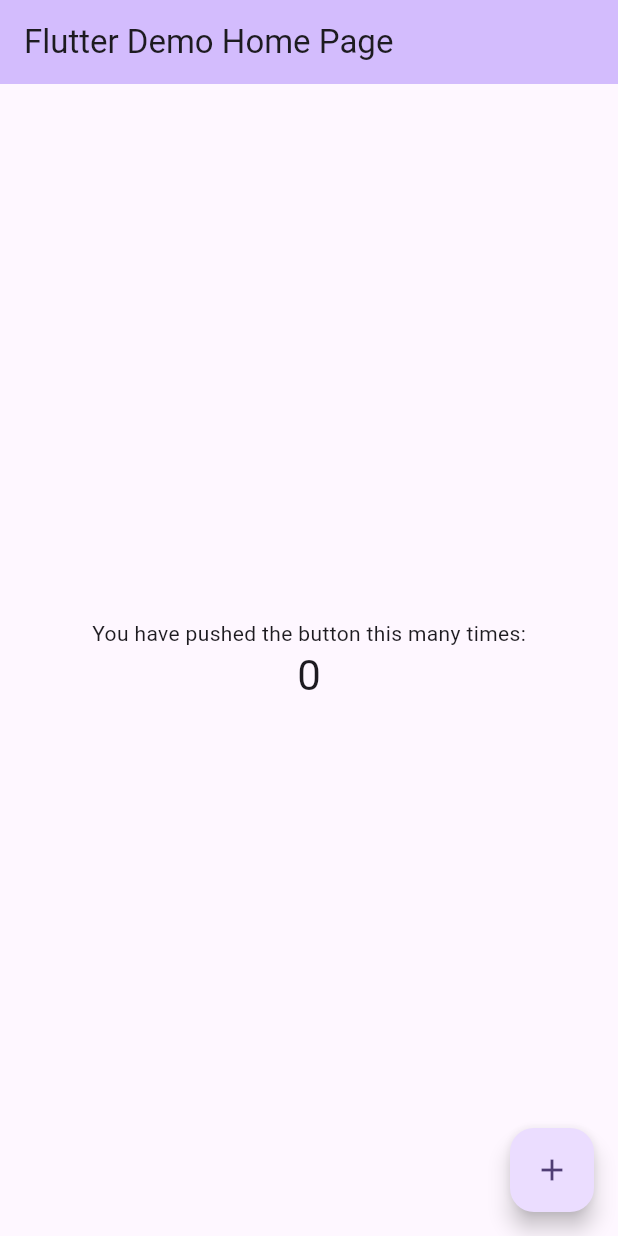
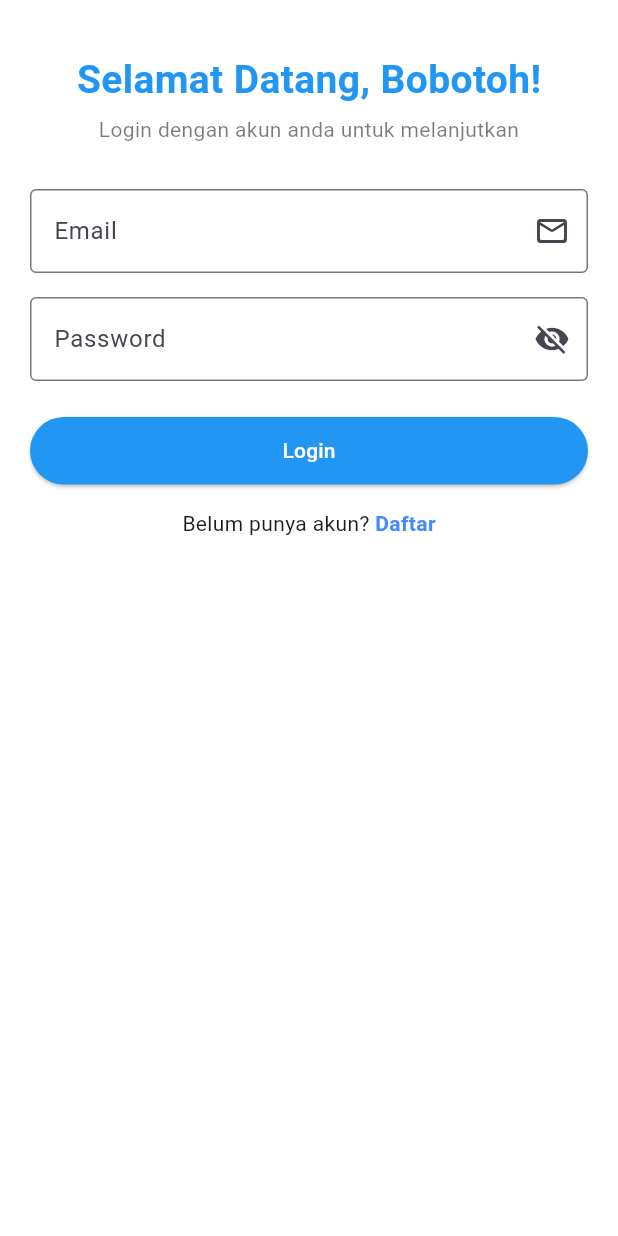
Before and after one commit to dimassyz/utspam_IF5B_0047_perpus, a Flutter app: the screen it shows after launch, on a phone screen of 412 x 824 dp. Run offline on Flutter 3.47's test engine with Material 3 defaults, Android fonts, the phone set to English and light mode, and no system bars.

Commit message:
membuat halaman login awal

```diff
--- a/lib/main.dart
+++ b/lib/main.dart
@@ -1,4 +1,5 @@
 import 'package:flutter/material.dart';
+import 'package:perpustakaan/presentation/login_screen.dart';
 
 void main() {
   runApp(const MyApp());
@@ -30,93 +31,7 @@ class MyApp extends StatelessWidget {
         // tested with just a hot reload.
         colorScheme: ColorScheme.fromSeed(seedColor: Colors.deepPurple),
       ),
-      home: const MyHomePage(title: 'Flutter Demo Home Page'),
+      home: LoginScreen(),
     );
   }
 }
-
-class MyHomePage extends StatefulWidget {
-  const MyHomePage({super.key, required this.title});
-
-  // This widget is the home page of your application. It is stateful, meaning
-  // that it has a State object (defined below) that contains fields that affect
-  // how it looks.
-
-  // This class is the configuration for the state. It holds the values (in this
-  // case the title) provided by the parent (in this case the App widget) and
-  // used by the build method of the State. Fields in a Widget subclass are
-  // always marked "final".
-
-  final String title;
-
-  @override
-  State<MyHomePage> createState() => _MyHomePageState();
-}
-
-class _MyHomePageState extends State<MyHomePage> {
-  int _counter = 0;
-
-  void _incrementCounter() {
-    setState(() {
-      // This call to setState tells the Flutter framework that something has
-      // changed in this State, which causes it to rerun the build method below
-      // so that the display can reflect the updated values. If we changed
-      // _counter without calling setState(), then the build method would not be
-      // called again, and so nothing would appear to happen.
-      _counter++;
-    });
-  }
-
-  @override
-  Widget build(BuildContext context) {
-    // This method is rerun every time setState is called, for instance as done
-    // by the _incrementCounter method above.
-    //
-    // The Flutter framework has been optimized to make rerunning build methods
-    // fast, so that you can just rebuild anything that needs updating rather
-    // than having to individually change instances of widgets.
-    return Scaffold(
-      appBar: AppBar(
-        // TRY THIS: Try changing the color here to a specific color (to
-        // Colors.amber, perhaps?) and trigger a hot reload to see the AppBar
-        // change color while the other colors stay the same.
-        backgroundColor: Theme.of(context).colorScheme.inversePrimary,
-        // Here we take the value from the MyHomePage object that was created by
-        // the App.build method, and use it to set our appbar title.
-        title: Text(widget.title),
-      ),
-      body: Center(
-        // Center is a layout widget. It takes a single child and positions it
-        // in the middle of the parent.
-        child: Column(
-          // Column is also a layout widget. It takes a list of children and
-          // arranges them vertically. By default, it sizes itself to fit its
-          // children horizontally, and tries to be as tall as its parent.
-          //
-          // Column has various properties to control how it sizes itself and
-          // how it positions its children. Here we use mainAxisAlignment to
-          // center the children vertically; the main axis here is the vertical
-          // axis because Columns are vertical (the cross axis would be
-          // horizontal).
-          //
-          // TRY THIS: Invoke "debug painting" (choose the "Toggle Debug Paint"
-          // action in the IDE, or press "p" in the console), to see the
-          // wireframe for each widget.
-          mainAxisAlignment: MainAxisAlignment.center,
-          children: <Widget>[
-            const Text('You have pushed the button this many times:'),
-            Text(
-              '$_counter',
-              style: Theme.of(context).textTheme.headlineMedium,
-            ),
-          ],
-        ),
-      ),
-      floatingActionButton: FloatingActionButton(
-        onPressed: _incrementCounter,
-        tooltip: 'Increment',
-        child: const Icon(Icons.add),
-      ), // This trailing comma makes auto-formatting nicer for build methods.
-    );
-  }
-}
--- /dev/null
+++ b/lib/presentation/login_screen.dart
@@ -0,0 +1,178 @@
+import 'package:flutter/material.dart';
+import 'home_screen.dart';
+import 'register_screen.dart';
+
+class LoginScreen extends StatefulWidget {
+  const LoginScreen({super.key});
+
+  @override
+  State<LoginScreen> createState() => _LoginScreenState();
+}
+
+class _LoginScreenState extends State<LoginScreen> {
+  final _formKey = GlobalKey<FormState>();
+  final _emailCtr = TextEditingController();
+  final _passwordCtr = TextEditingController();
+  bool isObscure = true;
+
+  @override
+  Widget build(BuildContext context) {
+    return Scaffold(
+      backgroundColor: Colors.white,
+      body: SafeArea(
+        child: SingleChildScrollView(
+          padding: EdgeInsets.only(
+            left: 20,
+            right: 20,
+            top: 20,
+          ),
+          child: Center(
+            child: Column(
+              mainAxisSize: MainAxisSize.min,
+              children: [
+
+                  SizedBox(height: 15),
+                Text(
+                  "Selamat Datang, Bobotoh!",
+                  style: TextStyle(
+                    fontSize: 26,
+                    fontWeight: FontWeight.bold,
+                    color: Colors.blue,
+                  ),
+                ),
+                SizedBox(height: 4),
+                Text(
+                  "Login dengan akun anda untuk melanjutkan",
+                  textAlign: TextAlign.center,
+                  style: TextStyle(fontSize: 14, color: Color.fromARGB(137, 10, 7, 7)),
+                ),
+                SizedBox(height: 30),
+
+                Form(
+                  key: _formKey,
+                  child: Column(
+                    children: [
+                      TextFormField(
+                        autovalidateMode: AutovalidateMode.onUserInteraction,
+                        controller: _emailCtr,
+                        decoration: InputDecoration(
+                          labelText: 'Email',
+                          border: OutlineInputBorder(),
+                          suffixIcon: Icon(Icons.mail_outline_rounded)
+                        ),
+                        validator: (value) {
+                          if (value == null || value.isEmpty) {
+                            return 'Email wajib diisi';
+                          }
+                          if (value.contains('@') == false) {
+                            return 'Format email tidak valid';
+                          }
+
+                          List<String> cekDomain = [
+                            '@gmail.com',
+                            '@yahoo.com',
+                            '@student.ac.id',
+                            '@ymail.com'
+                          ];
+                          bool validDomain = false;
+                          for (String domain in cekDomain) {
+                            if (value.endsWith(domain)) {
+                              validDomain = true;
+                              break;
+                            }
+                          }
+                          if (!validDomain) {
+                            return 'Gunakan email yang sesuai/domain lain';
+                          }
+                          return null;
+                        },
+                      ),
+                      SizedBox(height: 16),
+                      TextFormField(
+                        autovalidateMode: AutovalidateMode.onUserInteraction,
+                        controller: _passwordCtr,
+                        decoration: InputDecoration(
+                          labelText: 'Password',
+                          border: OutlineInputBorder(),
+                          suffixIcon: IconButton(
+                            icon: Icon(
+                              isObscure
+                                  ? Icons.visibility_off
+                                  : Icons.visibility,
+                            ),
+                            onPressed: () {
+                              setState(() {
+                                isObscure = !isObscure;
+                              });
+                            },
+                          ),
+                        ),
+                        validator: (value) {
+                          if (value == null || value.isEmpty) {
+                            return 'Password wajib diisi';
+                          }
+                          if (value.length < 6) {
+                            return 'Password minimal 6 karakter';
+                          }
+                          return null;
+                        },
+                        obscureText: isObscure,
+                      ),
+                      SizedBox(height: 24),
+                      SizedBox(
+                        height: 45,
+                        width: double.infinity,
+                        child: ElevatedButton(
+                          onPressed: () {
+                            if (_formKey.currentState!.validate()) {
+                              Navigator.pushAndRemoveUntil(
+                                context,
+                                MaterialPageRoute(
+                                  builder: (context) => HomeScreen(),
+                                ),
+                                (route) => false,
+                              );
+                            }
+                          },
+                          child: Text('Login'),
+                          style: ElevatedButton.styleFrom(
+                            backgroundColor: Colors.blue,
+                            foregroundColor: Colors.white,
+                          ),
+                        ),
+                      ),
+                    ],
+                  ),
+                ),
+                SizedBox(height: 16),
+                Row(
+                  mainAxisAlignment: MainAxisAlignment.center,
+                  children: [
+                    Text("Belum punya akun? "),
+                    GestureDetector(
+                      onTap: () {
+                        Navigator.push(
+                          context,
+                          MaterialPageRoute(
+                            builder: (context) => RegisterScreen(),
+                          ),
+                        );
+                      },
+                      child: Text(
+                        "Daftar",
+                        style: TextStyle(
+                          color: Colors.blueAccent,
+                          fontWeight: FontWeight.bold,
+                        ),
+                      ),
+                    ),
+                  ],
+                ),
+              ],
+            ),
+          ),
+        ),
+      ),
+    );
+  }
+}
```
Also changed, not shown: lib/presentation/home_screen.dart (added, +15 -0 lines), lib/presentation/register_screen.dart (added, +15 -0 lines).
